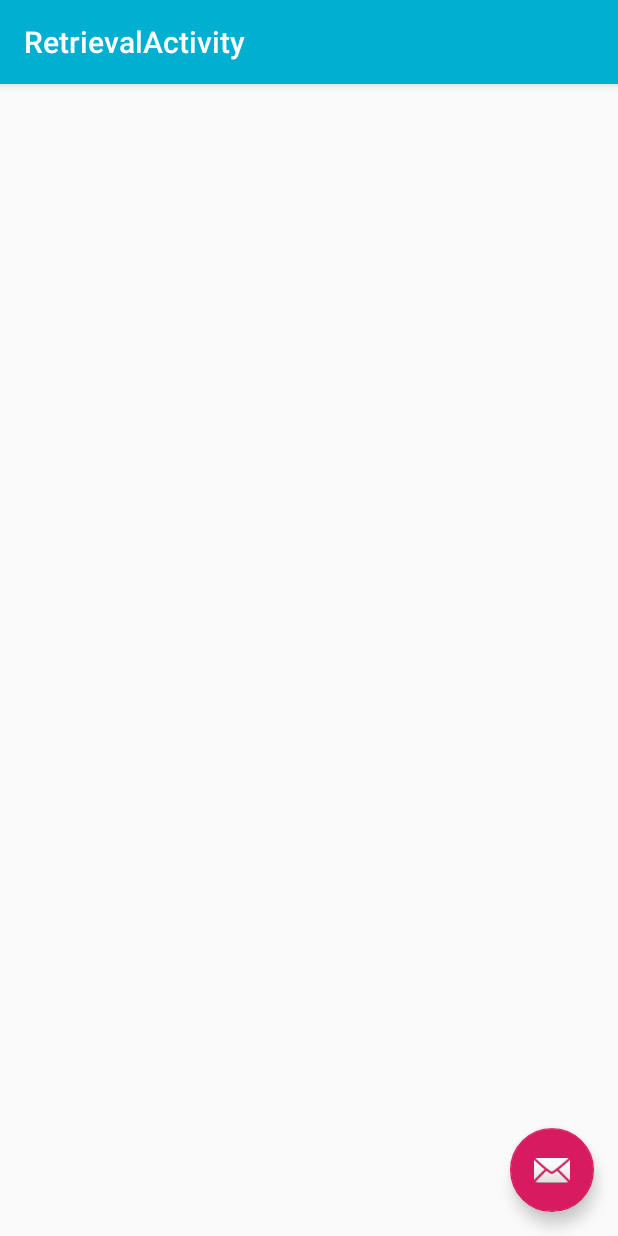
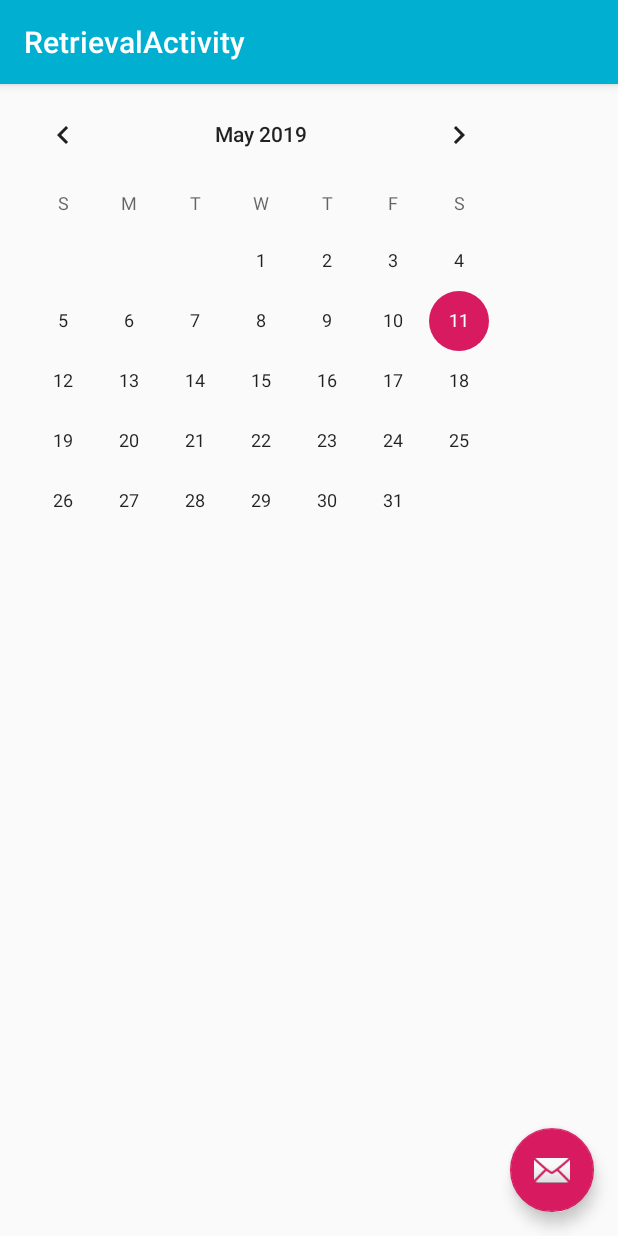
Before and after one commit to leeaidan/BobaOrders, an Android app: the RetrievalActivity screen opened directly, with no data from a screen before it, on a phone screen of 412 x 824 dp. Run offline under Robolectric (Android 15) with nearby library versions, the phone set to English and light mode, and no system bars.

Commit message:
Added CalendarView, implementation tbd

```diff
--- a/app/src/main/res/layout/content_retrieval.xml
+++ b/app/src/main/res/layout/content_retrieval.xml
@@ -8,4 +8,10 @@
     tools:context=".RetrievalActivity"
     tools:showIn="@layout/activity_retrieval">
 
+    <CalendarView
+        android:id="@+id/calendarView"
+        android:layout_width="wrap_content"
+        android:layout_height="wrap_content"
+        tools:layout_editor_absoluteX="30dp"
+        tools:layout_editor_absoluteY="53dp" />
 </androidx.constraintlayout.widget.ConstraintLayout>
```
